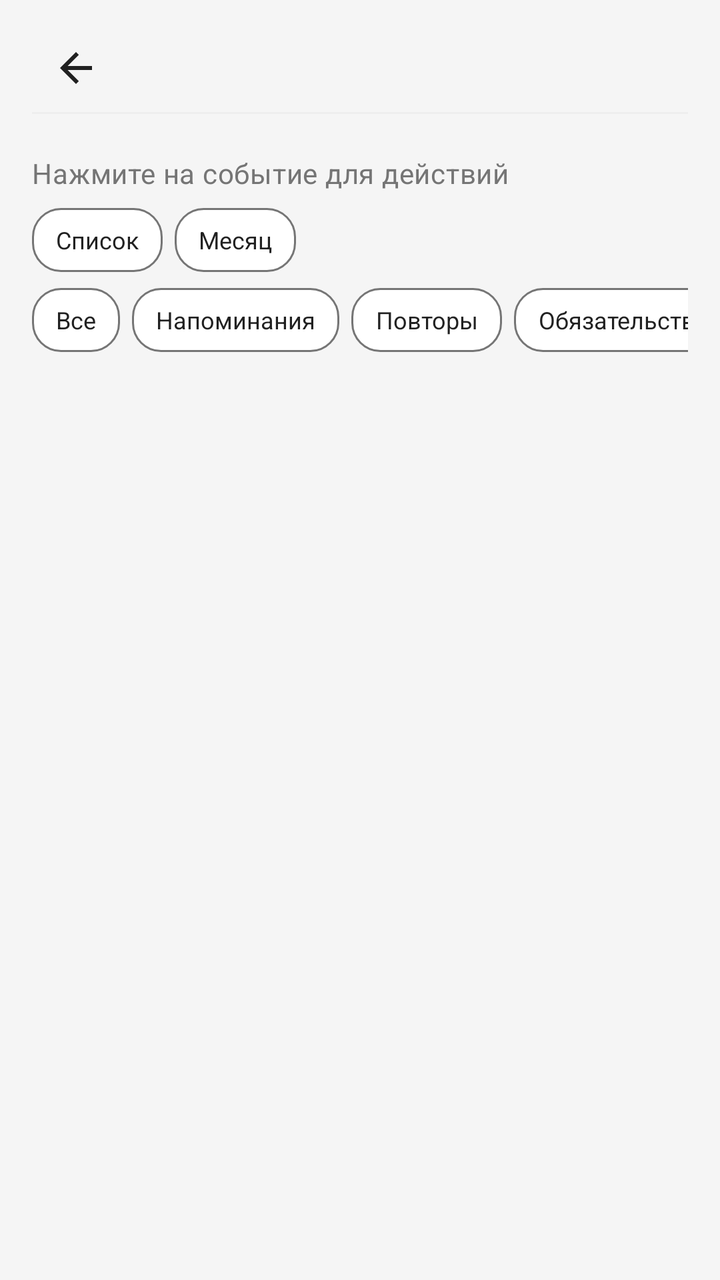
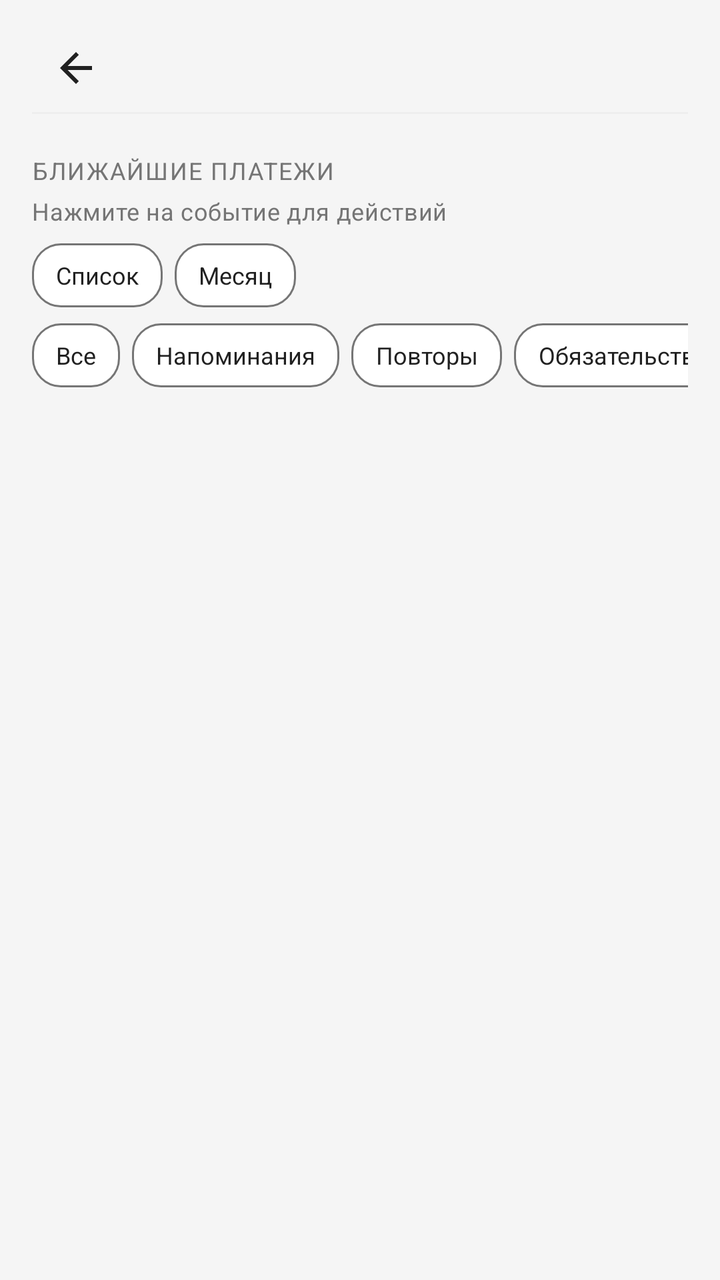

Two renders of the same Android screen: before a commit and after it. Below are the layout's source before the change and the commit's diff.
<!-- AndroidManifest.xml: application theme Theme.MyBudget -->
<!-- res/layout/activity_payment_calendar.xml -->
<?xml version="1.0" encoding="utf-8"?>
<LinearLayout xmlns:android="http://schemas.android.com/apk/res/android"
    android:orientation="vertical"
    android:background="@color/background_light"
    android:paddingLeft="@dimen/space_16"
    android:paddingTop="@dimen/space_12"
    android:paddingRight="@dimen/space_16"
    android:paddingBottom="@dimen/space_16"
    android:layout_width="match_parent"
    android:layout_height="match_parent"
    android:paddingHorizontal="@dimen/space_16">
    <include
        android:layout_width="match_parent"
        android:layout_height="wrap_content"
        android:layout_marginBottom="@dimen/space_12"
        layout="@layout/include_screen_header"/>
    <TextView
        android:textSize="14sp"
        android:id="@+id/paymentCalendarHint"
        android:layout_width="match_parent"
        android:layout_height="wrap_content"
        android:layout_marginBottom="@dimen/space_8"
        android:text="@string/payment_calendar_tap_hint"
        style="@style/Text.MyBudget.Subtitle"/>
    <LinearLayout
        android:orientation="horizontal"
        android:layout_width="match_parent"
        android:layout_height="wrap_content"
        android:layout_marginBottom="@dimen/space_8">
        <TextView
            android:id="@+id/paymentViewList"
            android:layout_width="wrap_content"
            android:layout_height="wrap_content"
            android:text="@string/payment_calendar_view_list"
            android:layout_marginEnd="@dimen/space_6"
            style="@style/Chip.MyBudget.Filter"/>
        <TextView
            android:id="@+id/paymentViewMonth"
            android:layout_width="wrap_content"
            android:layout_height="wrap_content"
            android:text="@string/payment_calendar_view_month"
            style="@style/Chip.MyBudget.Filter"/>
    </LinearLayout>
    <LinearLayout
        android:gravity="center_vertical"
        android:orientation="horizontal"
        android:id="@+id/paymentMonthNav"
        android:visibility="gone"
        android:layout_width="match_parent"
        android:layout_height="wrap_content"
        android:layout_marginBottom="@dimen/space_8">
        <TextView
            android:id="@+id/paymentMonthPrev"
            android:padding="@dimen/space_8"
            android:layout_width="wrap_content"
            android:layout_height="wrap_content"
            android:text="@string/expense_plan_prev_month"
            style="@style/Text.MyBudget.Section"/>
        <TextView
            android:textSize="15sp"
            android:gravity="center"
            android:id="@+id/paymentMonthTitle"
            android:layout_width="0dp"
            android:layout_height="wrap_content"
            android:layout_weight="1"
            style="@style/Text.MyBudget.Section"/>
        <TextView
            android:id="@+id/paymentMonthNext"
            android:padding="@dimen/space_8"
            android:layout_width="wrap_content"
            android:layout_height="wrap_content"
            android:text="@string/expense_plan_next_month"
            style="@style/Text.MyBudget.Section"/>
    </LinearLayout>
    <androidx.recyclerview.widget.RecyclerView
        android:id="@+id/paymentMonthGrid"
        android:visibility="gone"
        android:layout_width="match_parent"
        android:layout_height="wrap_content"
        android:layout_marginBottom="@dimen/space_8"
        android:nestedScrollingEnabled="false"/>
    <HorizontalScrollView
        android:scrollbars="none"
        android:layout_width="match_parent"
        android:layout_height="wrap_content"
        android:layout_marginBottom="@dimen/space_12">
        <LinearLayout
            android:orientation="horizontal"
            android:id="@+id/paymentCalendarFilters"
            android:layout_width="wrap_content"
            android:layout_height="wrap_content">
            <TextView
                android:id="@+id/paymentFilterAll"
                android:layout_width="wrap_content"
                android:layout_height="wrap_content"
                android:text="@string/upcoming_payments_filter_all"
                android:layout_marginEnd="@dimen/space_6"
                style="@style/Chip.MyBudget.Filter"/>
            <TextView
                android:id="@+id/paymentFilterReminders"
                android:layout_width="wrap_content"
                android:layout_height="wrap_content"
                android:text="@string/upcoming_payments_filter_reminders"
                android:layout_marginEnd="@dimen/space_6"
                style="@style/Chip.MyBudget.Filter"/>
            <TextView
                android:id="@+id/paymentFilterRecurring"
                android:layout_width="wrap_content"
                android:layout_height="wrap_content"
                android:text="@string/upcoming_payments_filter_recurring"
                android:layout_marginEnd="@dimen/space_6"
                style="@style/Chip.MyBudget.Filter"/>
            <TextView
                android:id="@+id/paymentFilterObligations"
                android:layout_width="wrap_content"
                android:layout_height="wrap_content"
                android:text="@string/upcoming_payments_filter_obligations"
                android:layout_marginEnd="@dimen/space_6"
                style="@style/Chip.MyBudget.Filter"/>
            <TextView
                android:id="@+id/paymentFilterUtilities"
                android:layout_width="wrap_content"
                android:layout_height="wrap_content"
                android:text="@string/upcoming_payments_filter_utilities"
                style="@style/Chip.MyBudget.Filter"/>
        </LinearLayout>
    </HorizontalScrollView>
    <androidx.recyclerview.widget.RecyclerView
        android:id="@+id/paymentCalendarRecycler"
        android:clipToPadding="false"
        android:layout_width="match_parent"
        android:layout_height="0dp"
        android:layout_weight="1"/>
    <TextView
        android:gravity="center"
        android:id="@+id/paymentCalendarEmpty"
        android:padding="@dimen/space_24"
        android:visibility="gone"
        android:layout_width="match_parent"
        android:layout_height="wrap_content"
        android:text="@string/payment_calendar_empty"
        style="@style/Text.MyBudget.Subtitle"/>
</LinearLayout>
<!-- res/layout/include_screen_header.xml (included above) -->
<?xml version="1.0" encoding="utf-8"?>
<LinearLayout xmlns:android="http://schemas.android.com/apk/res/android"
    android:layout_width="match_parent"
    android:layout_height="wrap_content"
    android:orientation="vertical">

    <include layout="@layout/include_compact_toolbar" />

    <View
        android:layout_width="match_parent"
        android:layout_height="1dp"
        android:layout_marginBottom="@dimen/space_8"
        android:background="@color/border_light" />
</LinearLayout>
<!-- res/layout/include_compact_toolbar.xml (included above) -->
<?xml version="1.0" encoding="utf-8"?>
<LinearLayout xmlns:android="http://schemas.android.com/apk/res/android" xmlns:app="http://schemas.android.com/apk/res-auto"
    android:gravity="center_vertical"
    android:orientation="horizontal"
    android:id="@+id/screenHeaderRoot"
    android:layout_width="match_parent"
    android:layout_height="wrap_content"
    android:minHeight="@dimen/touch_min_size">
    <ImageButton
        android:id="@+id/screenHeaderBack"
        android:background="?attr/selectableItemBackgroundBorderless"
        android:padding="@dimen/space_8"
        android:layout_width="@dimen/touch_min_size"
        android:layout_height="@dimen/touch_min_size"
        android:src="@drawable/ic_arrow_back"
        android:scaleType="centerInside"
        android:contentDescription="@string/nav_back"
        app:tint="@color/text_primary"/>
    <TextView
        android:textSize="18sp"
        android:id="@+id/screenHeaderEmoji"
        android:visibility="gone"
        android:layout_width="wrap_content"
        android:layout_height="wrap_content"
        android:layout_marginStart="@dimen/space_2"/>
    <TextView
        android:textSize="20sp"
        android:ellipsize="end"
        android:id="@+id/screenHeaderTitle"
        android:layout_width="0dp"
        android:layout_height="wrap_content"
        android:maxLines="1"
        android:layout_weight="1"
        android:layout_marginStart="@dimen/space_4"
        style="@style/Text.MyBudget.Title"/>
    <ImageButton
        android:id="@+id/screenHeaderAction"
        android:background="?attr/selectableItemBackgroundBorderless"
        android:padding="@dimen/space_8"
        android:visibility="gone"
        android:layout_width="@dimen/touch_min_size"
        android:layout_height="@dimen/touch_min_size"
        android:src="@android:drawable/ic_menu_more"
        android:contentDescription="@string/transactions_more_menu"
        app:tint="@color/text_secondary"/>
    <ImageButton
        android:id="@+id/screenHeaderActionSecondary"
        android:background="?attr/selectableItemBackgroundBorderless"
        android:padding="@dimen/space_8"
        android:visibility="gone"
        android:layout_width="@dimen/touch_min_size"
        android:layout_height="@dimen/touch_min_size"
        android:src="@android:drawable/ic_menu_search"
        android:contentDescription="@string/transactions_search_submit"
        app:tint="@color/budget_blue"/>
</LinearLayout>
<!-- resources referenced by this layout -->
<resources>
  <color name="background_light">#f5f5f5</color>
  <color name="border_light">#eeeeee</color>
  <color name="budget_blue">#2196f3</color>
  <color name="text_primary">#212121</color>
  <color name="text_secondary">#757575</color>
  <dimen name="space_12">12dp</dimen>
  <dimen name="space_16">16dp</dimen>
  <dimen name="space_2">2dp</dimen>
  <dimen name="space_24">24dp</dimen>
  <dimen name="space_4">4dp</dimen>
  <dimen name="space_6">6dp</dimen>
  <dimen name="space_8">8dp</dimen>
  <dimen name="touch_min_size">44dp</dimen>
  <!-- drawable ic_arrow_back (drawable) -->
  <?xml version="1.0" encoding="utf-8"?>
  <vector xmlns:android="http://schemas.android.com/apk/res/android"
      android:height="24dp"
      android:width="24dp"
      android:viewportWidth="24"
      android:viewportHeight="24">
      <path
          android:fillColor="@color/text_primary"
          android:pathData="M20,11H7.83l5.59,-5.59L12,4l-8,8 8,8 1.41,-1.41L7.83,13H20v-2z"/>
  </vector>
  <string name="expense_plan_next_month">▶</string>
  <string name="expense_plan_prev_month">◀</string>
  <string name="nav_back">Назад</string>
  <string name="payment_calendar_empty">Нет предстоящих платежей на этот период</string>
  <string name="payment_calendar_tap_hint">Нажмите на событие для действий</string>
  <string name="payment_calendar_view_list">Список</string>
  <string name="payment_calendar_view_month">Месяц</string>
  <string name="transactions_more_menu">Дополнительно</string>
  <string name="transactions_search_submit">Искать</string>
  <string name="upcoming_payments_filter_all">Все</string>
  <string name="upcoming_payments_filter_obligations">Обязательства</string>
  <string name="upcoming_payments_filter_recurring">Повторы</string>
  <string name="upcoming_payments_filter_reminders">Напоминания</string>
  <string name="upcoming_payments_filter_utilities">Коммуналка</string>
  <style name="Text.MyBudget.Section" parent="@style/Text.MyBudget">
      <item name="android:textSize">16sp</item>
      <item name="android:textStyle">bold</item>
      <item name="android:textColor">@color/text_primary</item>
    </style>
  <style name="Text.MyBudget.Subtitle" parent="@style/Text.MyBudget">
      <item name="android:textSize">12sp</item>
      <item name="android:textColor">@color/text_secondary</item>
    </style>
  <style name="Text.MyBudget.Title" parent="@style/Text.MyBudget">
      <item name="android:textSize">18sp</item>
      <item name="android:textStyle">bold</item>
      <item name="android:textColor">@color/text_primary</item>
    </style>
  <style name="Theme.MyBudget" parent="@style/Base.Theme.MyBudget" />
  <style name="Chip.MyBudget" parent="" />
  <dimen name="chip_height">32dp</dimen>
  <style name="Text.MyBudget" parent="@style/TextAppearance.Material3.BodyMedium" />
  <color name="transactions_purple">#9c27b0</color>
  <color name="card_background_white">#ffffff</color>
  <color name="md_theme_onPrimary">#ffffff</color>
  <color name="md_theme_onSurface">#1d1b20</color>
  <color name="md_theme_outline">#79747e</color>
  <color name="md_theme_primary">#6750a4</color>
  <color name="md_theme_surface">#ffffff</color>
  <color name="md_theme_surfaceVariant">#e7e0ec</color>
  <!-- unchanged entries left out for length: 3 -->
</resources>

<!-- the commit's change to res/layout/activity_payment_calendar.xml (unified diff, before → after) -->
@@ -15,7 +15,12 @@
         android:layout_marginBottom="@dimen/space_12"
         layout="@layout/include_screen_header"/>
     <TextView
-        android:textSize="14sp"
+        android:layout_width="match_parent"
+        android:layout_height="wrap_content"
+        android:layout_marginBottom="@dimen/space_4"
+        android:text="@string/reminders_payment_calendar"
+        style="@style/Text.MyBudget.SectionLabel"/>
+    <TextView
         android:id="@+id/paymentCalendarHint"
         android:layout_width="match_parent"
         android:layout_height="wrap_content"
<!-- resource entries referenced after the edit -->
@@ -31,6 +31,7 @@
   <string name="payment_calendar_tap_hint">Нажмите на событие для действий</string>
   <string name="payment_calendar_view_list">Список</string>
   <string name="payment_calendar_view_month">Месяц</string>
+  <string name="reminders_payment_calendar">Ближайшие платежи</string>
   <string name="transactions_more_menu">Дополнительно</string>
   <string name="transactions_search_submit">Искать</string>
   <string name="upcoming_payments_filter_all">Все</string>
@@ -42,6 +43,12 @@
       <item name="android:textSize">16sp</item>
       <item name="android:textStyle">bold</item>
       <item name="android:textColor">@color/text_primary</item>
+    </style>
+  <style name="Text.MyBudget.SectionLabel" parent="@style/Text.MyBudget">
+      <item name="android:textSize">12sp</item>
+      <item name="android:textColor">@color/text_secondary</item>
+      <item name="android:textAllCaps">true</item>
+      <item name="android:letterSpacing">0.06</item>
     </style>
   <style name="Text.MyBudget.Subtitle" parent="@style/Text.MyBudget">
       <item name="android:textSize">12sp</item>
